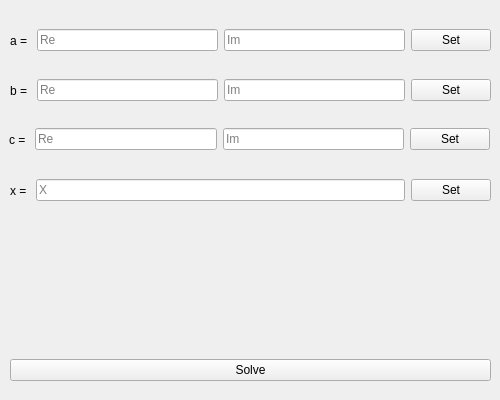
lDeathlWhisperl/OOP, file OOP_3/Lab_3/mainwindow.ui: the form before one commit.
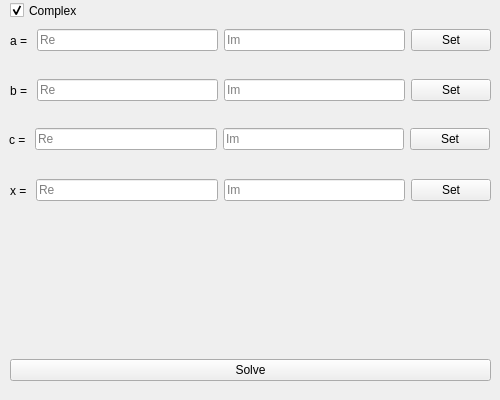
The form after the commit.

Commit message: fixed output, complex/non-complex mode

Diff of the .ui file:
```diff
--- a/OOP_3/Lab_3/mainwindow.ui
+++ b/OOP_3/Lab_3/mainwindow.ui
@@ -205,7 +205,14 @@
         <string/>
        </property>
        <property name="placeholderText">
-        <string>X</string>
+        <string>Re</string>
+       </property>
+      </widget>
+     </item>
+     <item>
+      <widget class="QLineEdit" name="LE_X_2">
+       <property name="placeholderText">
+        <string>Im</string>
        </property>
       </widget>
      </item>
@@ -303,6 +310,22 @@
      </item>
     </layout>
    </widget>
+   <widget class="QCheckBox" name="CB_Complex">
+    <property name="geometry">
+     <rect>
+      <x>10</x>
+      <y>0</y>
+      <width>83</width>
+      <height>21</height>
+     </rect>
+    </property>
+    <property name="text">
+     <string>Complex</string>
+    </property>
+    <property name="checked">
+     <bool>true</bool>
+    </property>
+   </widget>
   </widget>
  </widget>
  <resources/>
```
Left out of the diff: 2 changed lines with no effect on the pictures. The commit also changes 4 other files.
